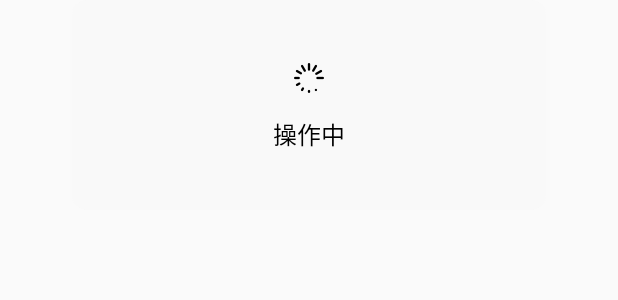
After one commit to wufanguitar/Android-VariousView, an Android app: the layout show_loading.xml on its own in the app's theme, with its tools: preview values and no code run, on a phone screen of 412 x 824 dp. The commit adds this screen. Shown: the top 300 px of the screen. Run offline under Robolectric (Android 15) with nearby library versions, the phone set to English and light mode, and no system bars.

Commit message:
添加loading用例

```diff
--- /dev/null
+++ b/app/src/main/res/drawable/rectangle_solid_f9f9f9_corner_10.xml
@@ -0,0 +1,9 @@
+<?xml version="1.0" encoding="utf-8"?>
+<shape xmlns:android="http://schemas.android.com/apk/res/android"
+    android:shape="rectangle">
+    <corners android:radius="10dp" />
+    <size
+        android:width="280dp"
+        android:height="140dp" />
+    <solid android:color="@color/color_white_f9f9f9" />
+</shape>
--- /dev/null
+++ b/app/src/main/res/layout/show_loading.xml
@@ -0,0 +1,40 @@
+<?xml version="1.0" encoding="utf-8"?>
+<LinearLayout xmlns:android="http://schemas.android.com/apk/res/android"
+    android:layout_width="match_parent"
+    android:layout_height="140dp"
+    android:layout_marginLeft="48dp"
+    android:layout_marginRight="48dp"
+    android:background="@drawable/rectangle_solid_f9f9f9_corner_10"
+    android:orientation="vertical">
+
+    <include
+        layout="@layout/semi_topbar_default_layout"
+        android:layout_width="match_parent"
+        android:layout_height="47dp"
+        android:visibility="gone"/>
+
+    <ImageView
+        android:id="@+id/loading_iv"
+        android:layout_width="20dp"
+        android:layout_height="20dp"
+        android:layout_centerInParent="true"
+        android:layout_gravity="center"
+        android:layout_marginTop="42dp"
+        android:src="@drawable/loading" />
+
+    <android.support.v7.widget.AppCompatTextView
+        android:id="@+id/bottom"
+        android:layout_width="match_parent"
+        android:layout_height="wrap_content"
+        android:visibility="gone" />
+
+    <android.support.v7.widget.AppCompatTextView
+        android:layout_width="match_parent"
+        android:layout_height="wrap_content"
+        android:gravity="center"
+        android:layout_marginBottom="41dp"
+        android:layout_marginTop="15dp"
+        android:text="操作中"
+        android:textColor="@color/color_back_000000"
+        android:textSize="16sp" />
+</LinearLayout>
--- a/app/src/main/res/values/colors.xml
+++ b/app/src/main/res/values/colors.xml
@@ -9,6 +9,7 @@
     <color name="color_white_ffffff">#FFFFFF</color>
     <color name="color_white_f2f2f2">#f2f2f2</color>
     <color name="color_white_f6f6f9">#f6f6f9</color>
+    <color name="color_white_f9f9f9">#f9f9f9</color>
     <color name="color_red_fb3353">#fb3353</color>
     <color name="color_gray_d7d7d7">#d7d7d7</color>
 </resources>
--- a/variousview/src/main/java/com/wufanguitar/variousview/semi/base/BaseView.java
+++ b/variousview/src/main/java/com/wufanguitar/variousview/semi/base/BaseView.java
@@ -33,7 +33,7 @@ public class BaseView {
     protected final int DEFAULT_TOPBAR_TITLE_STRING_COLOR = 0xFF000000;
     protected final int DEFAULT_WHEEL_VIEW_BACKGROUND_COLOR = 0xFFFFFFFF;
 
-    private final FrameLayout.LayoutParams params = new FrameLayout.LayoutParams(
+    public final FrameLayout.LayoutParams params = new FrameLayout.LayoutParams(
             ViewGroup.LayoutParams.MATCH_PARENT,
             ViewGroup.LayoutParams.WRAP_CONTENT,
             Gravity.BOTTOM
```
Also changed, not shown: app/src/main/java/com/wufanguitar/demo/pickerview/PickerViewActivity.java (+36 -2 lines), app/src/main/res/drawable/rotate_anim_loading.xml (added, +10 -0 lines), app/src/main/res/layout/activity_picker_view.xml (+8 -0 lines), app/src/main/res/drawable/loading.png (added).
